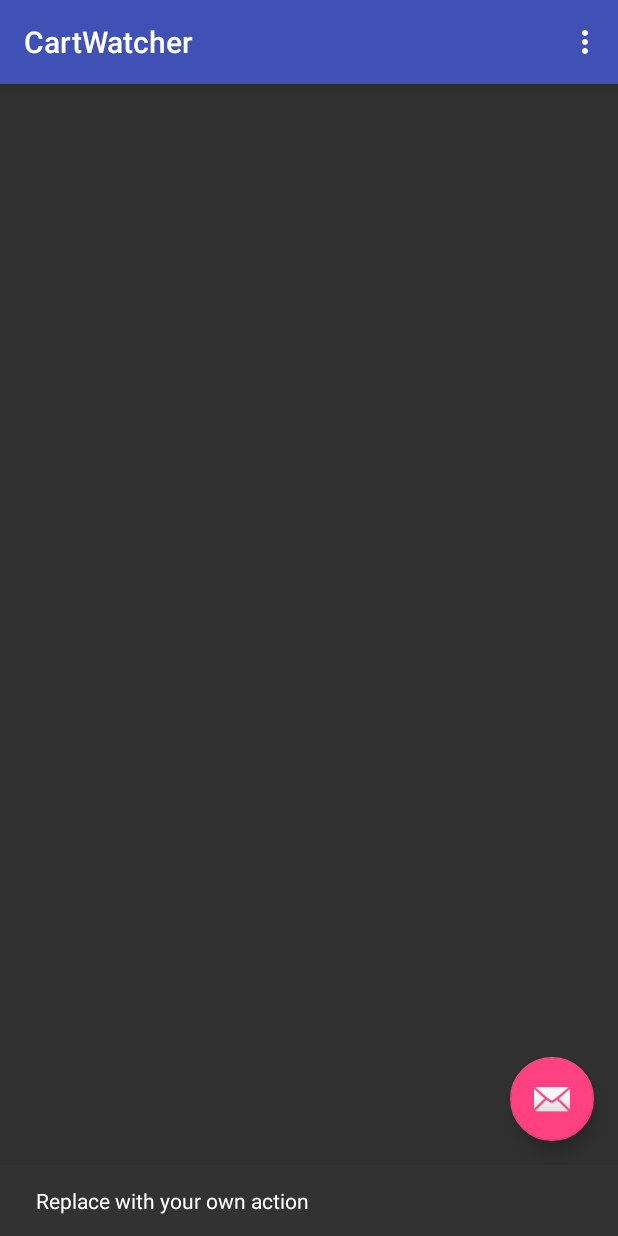
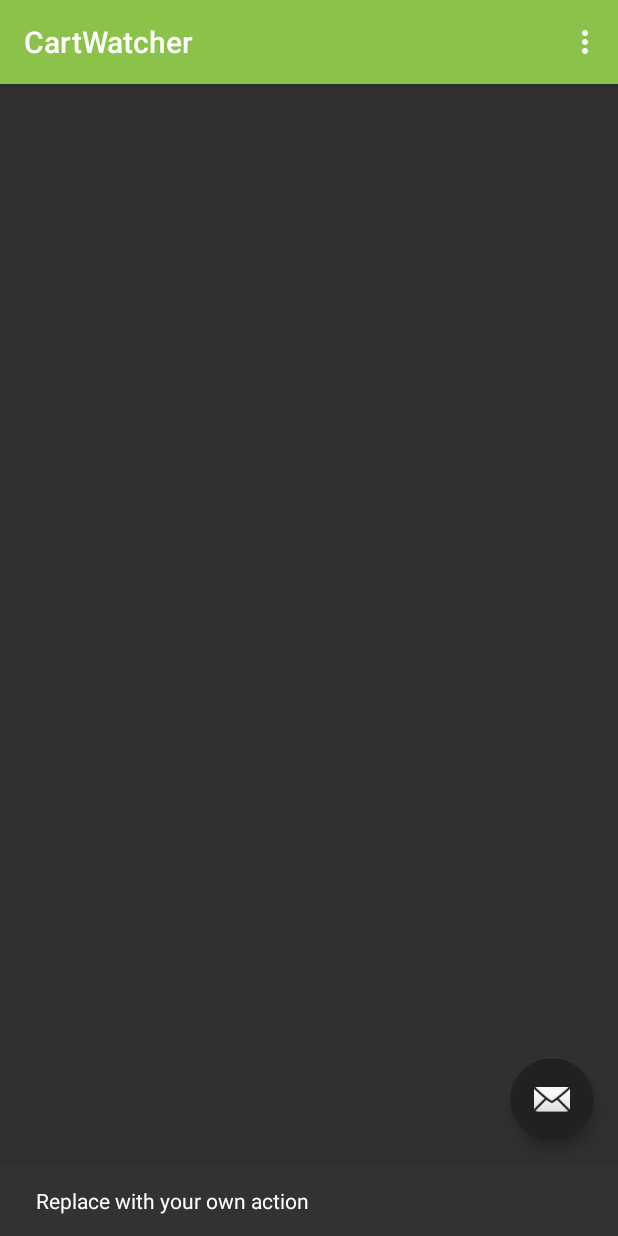
Before and after one commit to theapache64/CartWatcher, an Android app: the screen it shows after launch (MainActivity), after a tap on an icon or button, on a phone screen of 412 x 824 dp. Run offline under Robolectric (Android 15) with nearby library versions, the phone set to English and light mode, and no system bars.

Commit message:
Added base colors

```diff
--- a/app/src/main/res/values/colors.xml
+++ b/app/src/main/res/values/colors.xml
@@ -1,6 +1,6 @@
 <?xml version="1.0" encoding="utf-8"?>
 <resources>
-    <color name="colorPrimary">#3F51B5</color>
-    <color name="colorPrimaryDark">#303F9F</color>
-    <color name="colorAccent">#FF4081</color>
+    <color name="colorPrimary">#8BC34A</color>
+    <color name="colorPrimaryDark">#424242</color>
+    <color name="colorAccent">#212121</color>
 </resources>
```
